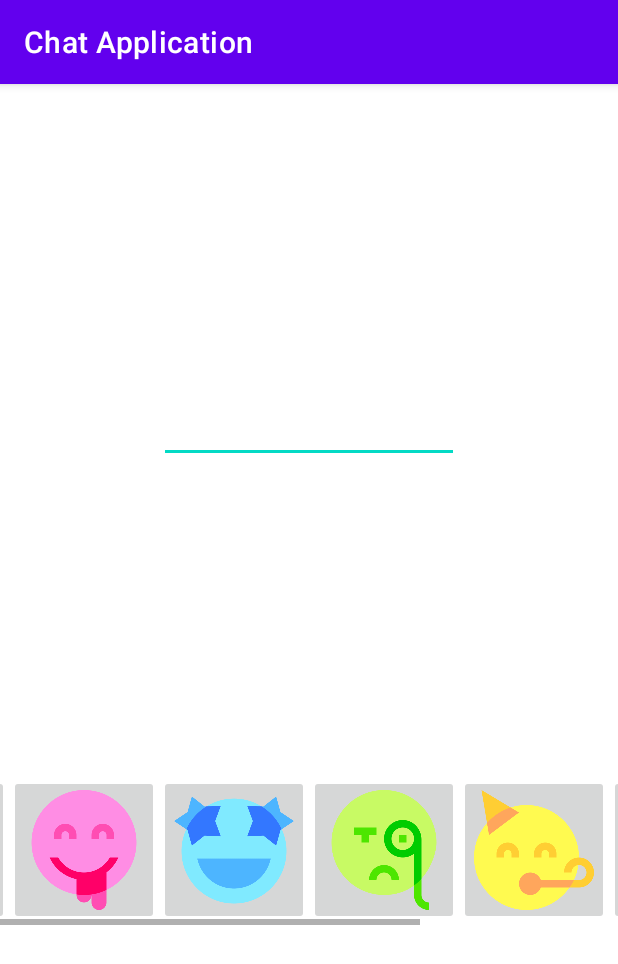
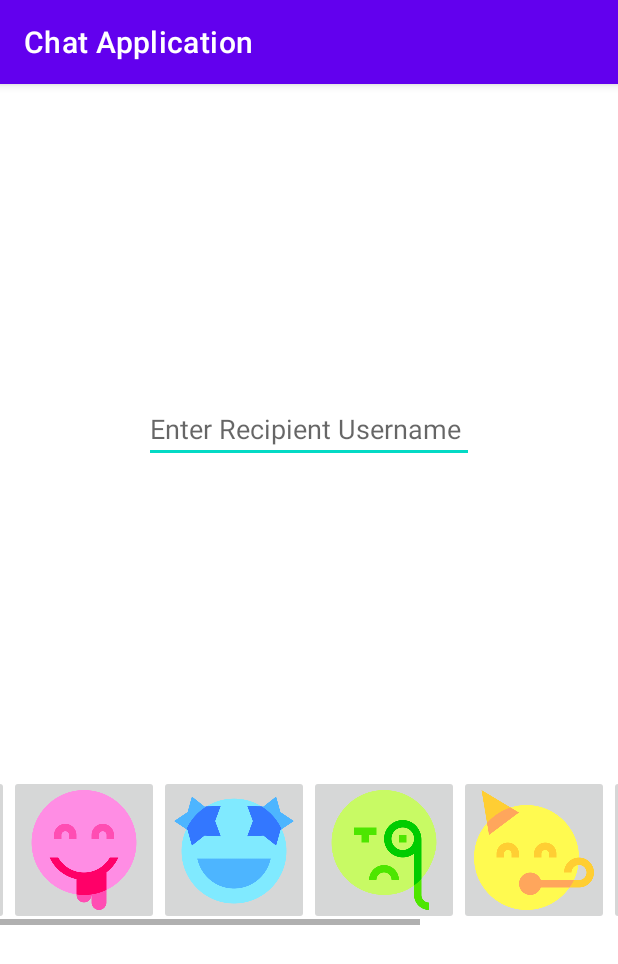
Before and after one commit to simpsonness/CS5520, an Android app: the ViewStickers screen opened directly, with no data from a screen before it, after a tap on "SEND A STICKER!", on a phone screen of 412 x 824 dp. Shown: the top 964 px of the screen. Run offline under Robolectric (Android 15) with nearby library versions, the phone set to English and light mode, and no system bars; our stand-ins replace Firebase (no records; nobody signed in at launch, a user with empty details on screens opened directly); pictures from the network do not load.

Commit message:
tiny changes

```diff
--- a/ChatApplication/app/src/main/java/edu/neu/madcourse/chatapplication/MainActivity2.java
+++ b/ChatApplication/app/src/main/java/edu/neu/madcourse/chatapplication/MainActivity2.java
@@ -116,7 +116,7 @@ public class MainActivity2 extends AppCompatActivity {
 
     private void request_user_name() {
         AlertDialog.Builder builder = new AlertDialog.Builder(this);
-        builder.setTitle("Enter name:");
+        builder.setTitle("Enter Username:");
 
         final EditText input_field = new EditText(this);
 
--- a/ChatApplication/app/src/main/java/edu/neu/madcourse/chatapplication/SendSticker.java
+++ b/ChatApplication/app/src/main/java/edu/neu/madcourse/chatapplication/SendSticker.java
@@ -66,7 +66,7 @@ public class SendSticker extends AppCompatActivity {
     //copied from MainActivity2
     private void request_user_name() {
         AlertDialog.Builder builder = new AlertDialog.Builder(this);
-        builder.setTitle("Enter name:");
+        builder.setTitle("Enter Username:");
 
         final EditText input_field = new EditText(this);
 
--- a/ChatApplication/app/src/main/java/edu/neu/madcourse/chatapplication/ViewStickers.java
+++ b/ChatApplication/app/src/main/java/edu/neu/madcourse/chatapplication/ViewStickers.java
@@ -96,7 +96,7 @@ public class ViewStickers extends AppCompatActivity {
     //copied from MainActivity2
     private void request_user_name() {
         AlertDialog.Builder builder = new AlertDialog.Builder(this);
-        builder.setTitle("Enter name:");
+        builder.setTitle("Enter Username:");
 
         final EditText input_field = new EditText(this);
 
--- a/ChatApplication/app/src/main/res/layout/item_message.xml
+++ b/ChatApplication/app/src/main/res/layout/item_message.xml
@@ -8,7 +8,7 @@
     <androidx.cardview.widget.CardView
         android:id="@+id/card"
         android:layout_width="match_parent"
-        android:layout_height="100dp"
+        android:layout_height="110dp"
         app:cardElevation="1dp"
         app:cardCornerRadius="20dp"
         android:layout_margin="10dp"
--- a/ChatApplication/app/src/main/res/layout/send_sticker.xml
+++ b/ChatApplication/app/src/main/res/layout/send_sticker.xml
@@ -7,7 +7,7 @@
 
     <EditText
         android:id="@+id/usernameInputSend"
-        android:layout_width="200dp"
+        android:layout_width="220dp"
         android:layout_height="wrap_content"
         app:layout_constraintBottom_toTopOf="@+id/stickerScroll"
         app:layout_constraintLeft_toLeftOf="parent"
@@ -15,6 +15,7 @@
         app:layout_constraintTop_toTopOf="parent"
         android:imeOptions="actionSend"
         android:inputType="text"
+        android:hint="Enter Recipient Username"
         />
 
     <HorizontalScrollView
--- a/ChatApplication/app/src/main/res/layout/view_stickers.xml
+++ b/ChatApplication/app/src/main/res/layout/view_stickers.xml
@@ -21,9 +21,9 @@
             android:id="@+id/intro"
             android:layout_width="0dp"
             android:layout_height="wrap_content"
-            android:text="My Stickers"
+            android:text="Sticker History"
             android:textStyle="bold"
-            android:textSize="20dp"
+            android:textSize="16dp"
             android:paddingStart="10dp"
             android:paddingEnd="10dp"
             android:layout_weight=".3"
```
